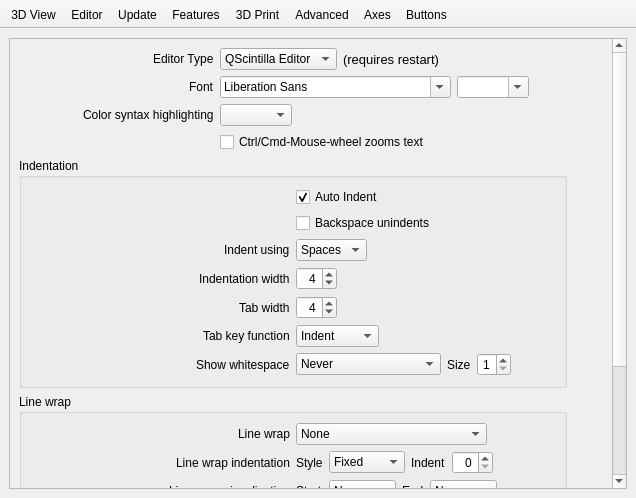
Old version of the form src/Preferences.ui in the repository openscad/openscad.
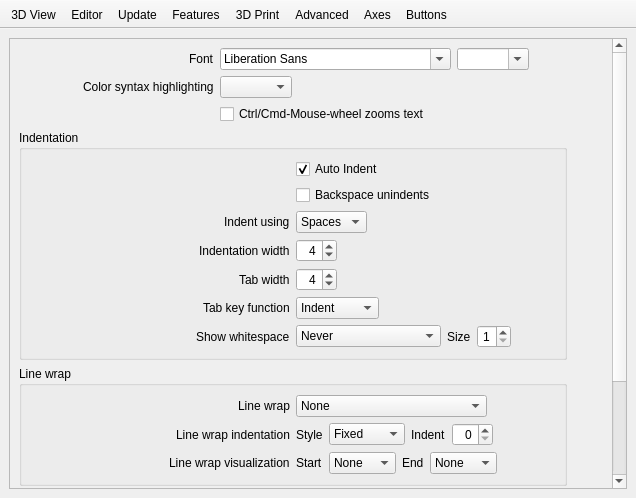
New version of the form. The open tabs and pages were chosen to show the change. Icons and pictures are not drawn. Custom widgets are drawn as their Qt base class.

Commit message:
Removed support for single file QScintilla Editor
The application now has only multi-tab QScintilla Editor. When single tab is present, the tabs are not visible, effectively giving the feeling of single-tab editor.

```diff
--- a/src/Preferences.ui
+++ b/src/Preferences.ui
@@ -144,81 +144,6 @@
             <item row="0" column="0">
              <layout class="QGridLayout" name="gridLayout_9">
               <item row="0" column="0">
-               <layout class="QHBoxLayout" name="horizontalLayout_27">
-                <item>
-                 <spacer name="horizontalSpacer_28">
-                  <property name="orientation">
-                   <enum>Qt::Horizontal</enum>
-                  </property>
-                  <property name="sizeType">
-                   <enum>QSizePolicy::Expanding</enum>
-                  </property>
-                  <property name="sizeHint" stdset="0">
-                   <size>
-                    <width>30</width>
-                    <height>20</height>
-                   </size>
-                  </property>
-                 </spacer>
-                </item>
-                <item>
-                 <widget class="QLabel" name="label_12">
-                  <property name="text">
-                   <string>Editor Type</string>
-                  </property>
-                 </widget>
-                </item>
-               </layout>
-              </item>
-              <item row="0" column="1">
-               <layout class="QHBoxLayout" name="horizontalLayout_6">
-                <item>
-                 <widget class="QComboBox" name="editorType">
-                  <item>
-                   <property name="text">
-                    <string>QScintilla Editor</string>
-                   </property>
-                  </item>
-                  <item>
-                   <property name="text">
-                    <string>Multi-Tab Editor</string>
-                   </property>
-                  </item>
-                 </widget>
-                </item>
-                <item>
-                 <widget class="QLabel" name="label_13">
-                  <property name="font">
-                   <font>
-                    <pointsize>10</pointsize>
-                    <weight>50</weight>
-                    <bold>false</bold>
-                   </font>
-                  </property>
-                  <property name="text">
-                   <string>(requires restart)</string>
-                  </property>
-                 </widget>
-                </item>
-                <item>
-                 <spacer name="horizontalSpacer_7">
-                  <property name="orientation">
-                   <enum>Qt::Horizontal</enum>
-                  </property>
-                  <property name="sizeType">
-                   <enum>QSizePolicy::Expanding</enum>
-                  </property>
-                  <property name="sizeHint" stdset="0">
-                   <size>
-                    <width>30</width>
-                    <height>20</height>
-                   </size>
-                  </property>
-                 </spacer>
-                </item>
-               </layout>
-              </item>
-              <item row="1" column="0">
                <layout class="QHBoxLayout" name="horizontalLayout_28">
                 <item>
                  <spacer name="horizontalSpacer_29">
@@ -248,7 +173,7 @@
                 </item>
                </layout>
               </item>
-              <item row="1" column="1">
+              <item row="0" column="1">
                <layout class="QHBoxLayout" name="horizontalLayout_5">
                 <item>
                  <widget class="QFontComboBox" name="fontChooser">
@@ -282,7 +207,7 @@
                 </item>
                </layout>
               </item>
-              <item row="2" column="0">
+              <item row="1" column="0">
                <layout class="QHBoxLayout" name="horizontalLayout_29">
                 <item>
                  <spacer name="horizontalSpacer_30">
@@ -309,7 +234,7 @@
                 </item>
                </layout>
               </item>
-              <item row="3" column="0">
+              <item row="2" column="0">
                <spacer name="horizontalSpacer_6">
                 <property name="orientation">
                  <enum>Qt::Horizontal</enum>
@@ -322,14 +247,14 @@
                 </property>
                </spacer>
               </item>
-              <item row="3" column="1">
+              <item row="2" column="1">
                <widget class="QCheckBox" name="mouseWheelZoomBox">
                 <property name="text">
                  <string>Ctrl/Cmd-Mouse-wheel zooms text</string>
                 </property>
                </widget>
               </item>
-              <item row="2" column="1">
+              <item row="1" column="1">
                <layout class="QHBoxLayout" name="horizontalLayout_26">
                 <item>
                  <widget class="QComboBox" name="syntaxHighlight">
```
The commit also changes 5 other files.
